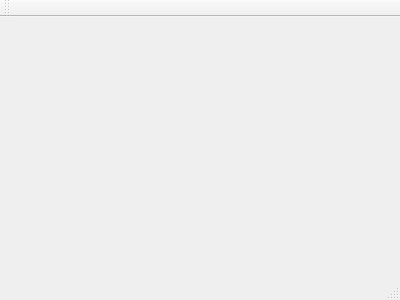
This is projectV1/mainwindow.ui in kadie16/3D-Model-Viewer as Qt 5 draws it before an edit. The edited form follows.
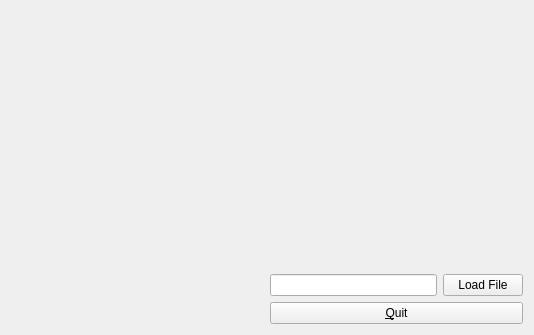
This is the edited form. Custom widgets are drawn as their Qt base class.

```diff
--- a/projectV1/mainwindow.ui
+++ b/projectV1/mainwindow.ui
@@ -1,24 +1,108 @@
 <ui version="4.0">
  <class>MainWindow</class>
- <widget class="QMainWindow" name="MainWindow" >
-  <property name="geometry" >
+ <widget class="QMainWindow" name="MainWindow">
+  <property name="windowModality">
+   <enum>Qt::ApplicationModal</enum>
+  </property>
+  <property name="geometry">
    <rect>
     <x>0</x>
     <y>0</y>
-    <width>400</width>
-    <height>300</height>
+    <width>534</width>
+    <height>335</height>
    </rect>
   </property>
   <property name="windowTitle" >
    <string>MainWindow</string>
   </property>
-  <widget class="QMenuBar" name="menuBar" />
-  <widget class="QToolBar" name="mainToolBar" />
-  <widget class="QWidget" name="centralWidget" />
-  <widget class="QStatusBar" name="statusBar" />
+  <widget class="QWidget" name="centralWidget">
+   <layout class="QHBoxLayout" name="horizontalLayout_2">
+    <item>
+     <layout class="QHBoxLayout" name="horizontalLayout">
+      <item>
+       <widget class="GLWidget" name="widget" native="true">
+        <property name="sizePolicy">
+         <sizepolicy hsizetype="Expanding" vsizetype="Preferred">
+          <horstretch>0</horstretch>
+          <verstretch>0</verstretch>
+         </sizepolicy>
+        </property>
+        <zorder></zorder>
+        <zorder></zorder>
+        <zorder></zorder>
+       </widget>
+      </item>
+      <item>
+       <layout class="QVBoxLayout" name="verticalLayout">
+        <item>
+         <spacer name="verticalSpacer">
+          <property name="orientation">
+           <enum>Qt::Vertical</enum>
+          </property>
+          <property name="sizeHint" stdset="0">
+           <size>
+            <width>106</width>
+            <height>235</height>
+           </size>
+          </property>
+         </spacer>
+        </item>
+        <item>
+         <layout class="QHBoxLayout" name="horizontalLayout_3">
+          <property name="sizeConstraint">
+           <enum>QLayout::SetFixedSize</enum>
+          </property>
+          <item>
+           <widget class="QLineEdit" name="lineEdit">
+            <property name="sizePolicy">
+             <sizepolicy hsizetype="MinimumExpanding" vsizetype="Fixed">
+              <horstretch>0</horstretch>
+              <verstretch>0</verstretch>
+             </sizepolicy>
+            </property>
+            <property name="text">
+             <string/>
+            </property>
+           </widget>
+          </item>
+          <item>
+           <widget class="QPushButton" name="pushButton_2">
+            <property name="text">
+             <string>Load File</string>
+            </property>
+           </widget>
+          </item>
+         </layout>
+        </item>
+        <item>
+         <widget class="QPushButton" name="pushButton">
+          <property name="text">
+           <string>&amp;Quit</string>
+          </property>
+         </widget>
+        </item>
+       </layout>
+      </item>
+     </layout>
+    </item>
+   </layout>
+   <zorder>pushButton</zorder>
+   <zorder>verticalSpacer</zorder>
+   <zorder>widget</zorder>
+   <zorder>pushButton</zorder>
+   <zorder></zorder>
+   <zorder></zorder>
+  </widget>
  </widget>
- <layoutDefault spacing="6" margin="11" />
- <pixmapfunction></pixmapfunction>
+ <layoutdefault spacing="6" margin="11"/>
+ <customwidgets>
+  <customwidget>
+   <class>GLWidget</class>
+   <extends>QWidget</extends>
+   <header>glwidget.h</header>
+   <container>1</container>
+  </customwidget>
+ </customwidgets>
  <resources/>
  <connections/>
 </ui>
```
Left out of the diff: 24 changed lines with no effect on the pictures.
